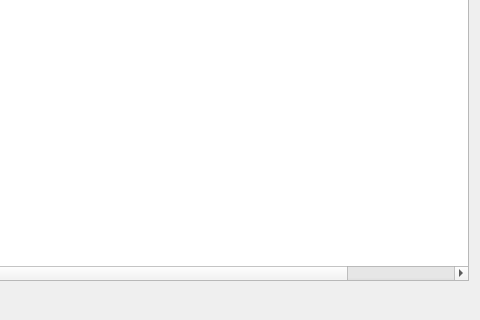
Qt form src/qt/forms/coincontroldialog.ui (truckit/Truckcoin) before a commit; both pictures show x 520 to 1000 and y 180 to 500 of the 1000 by 500 pixel window.
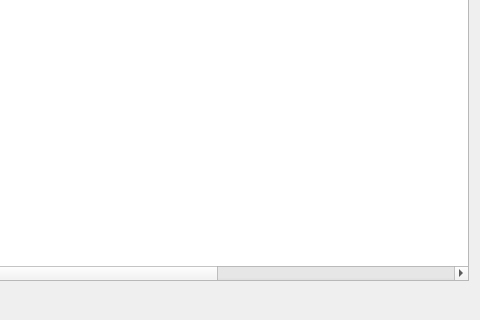
The same form after that commit. Custom widgets are drawn as their Qt base class.

Commit message: Coin control columns fix

The edit to the form file:
```diff
--- a/src/qt/forms/coincontroldialog.ui
+++ b/src/qt/forms/coincontroldialog.ui
@@ -454,7 +454,7 @@
       <bool>false</bool>
      </property>
      <property name="columnCount">
-      <number>11</number>
+      <number>13</number>
      </property>
      <attribute name="headerShowSortIndicator" stdset="0">
       <bool>true</bool>
```
